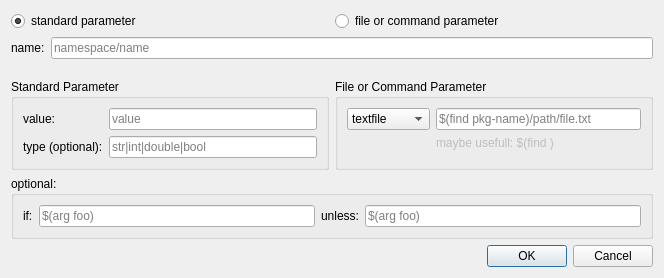
songxuchao/rxdeveloper-ros-pkg, file rxDev/src/tagItems/parameterEdit.ui: the form before one commit.
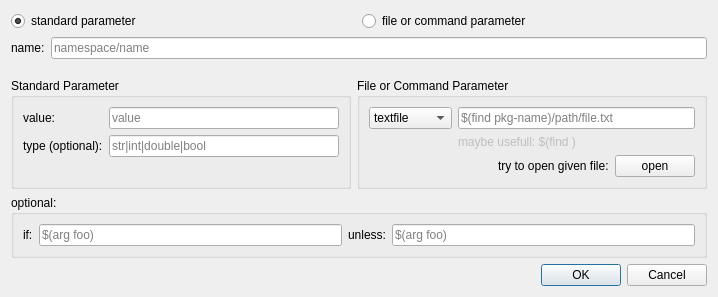
The form after the commit. Icons and pictures are not drawn.

```diff
--- a/rxDev/src/tagItems/parameterEdit.ui
+++ b/rxDev/src/tagItems/parameterEdit.ui
@@ -6,8 +6,8 @@
    <rect>
     <x>0</x>
     <y>0</y>
-    <width>664</width>
-    <height>278</height>
+    <width>718</width>
+    <height>297</height>
    </rect>
   </property>
   <property name="windowTitle">
@@ -114,10 +114,7 @@
      <property name="title">
       <string>File or Command Parameter</string>
      </property>
-     <layout class="QFormLayout" name="formLayout_3">
-      <property name="fieldGrowthPolicy">
-       <enum>QFormLayout::AllNonFixedFieldsGrow</enum>
-      </property>
+     <layout class="QGridLayout" name="gridLayout_3">
       <item row="0" column="0">
        <widget class="QComboBox" name="comboBox_file">
         <item>
@@ -154,6 +151,37 @@
         </property>
        </widget>
       </item>
+      <item row="2" column="1">
+       <layout class="QHBoxLayout" name="horizontalLayout_2">
+        <item>
+         <spacer name="horizontalSpacer">
+          <property name="orientation">
+           <enum>Qt::Horizontal</enum>
+          </property>
+          <property name="sizeHint" stdset="0">
+           <size>
+            <width>40</width>
+            <height>20</height>
+           </size>
+          </property>
+         </spacer>
+        </item>
+        <item>
+         <widget class="QLabel" name="label_5">
+          <property name="text">
+           <string>try to open given file:</string>
+          </property>
+         </widget>
+        </item>
+        <item>
+         <widget class="QPushButton" name="pushButton_tryOpen">
+          <property name="text">
+           <string>open</string>
+          </property>
+         </widget>
+        </item>
+       </layout>
+      </item>
      </layout>
     </widget>
    </item>
```
